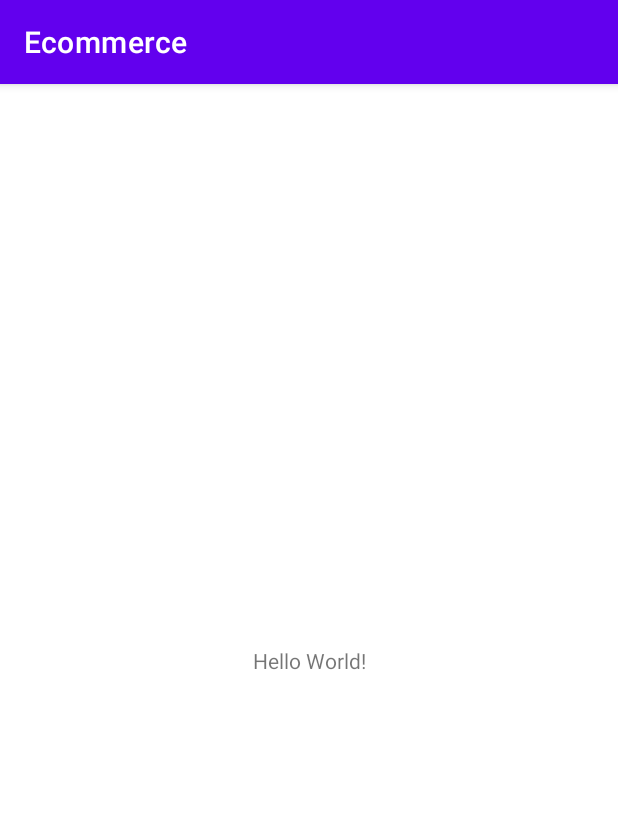
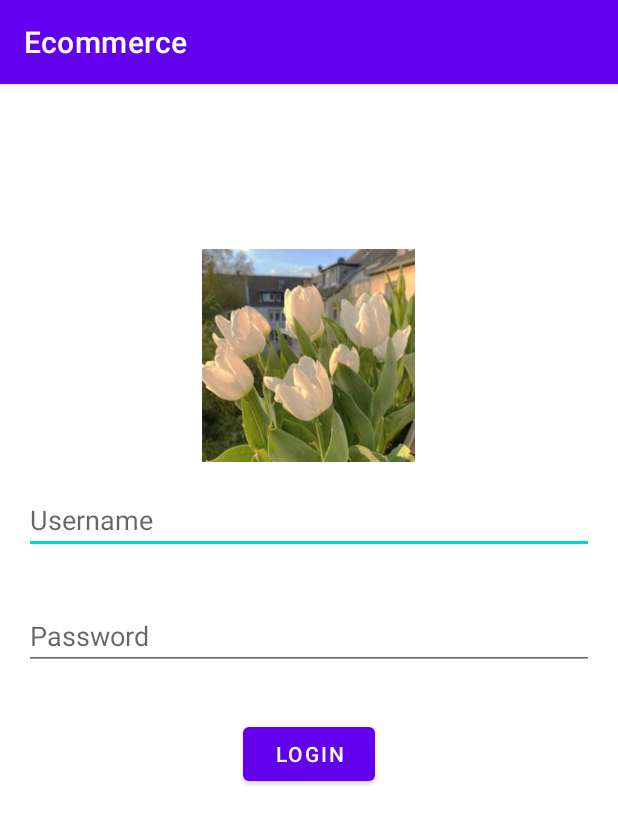
Before and after one commit to mkamar17/ecommerce_app, an Android app: the screen it shows after launch (MainActivity), on a phone screen of 412 x 824 dp. Shown: the top 824 px of the screen. Run offline under Robolectric (Android 15) with nearby library versions, the phone set to English and light mode, and no system bars.

Commit message:
updated commit

```diff
--- a/app/src/main/java/com/maryam/ecommerce/LoginActivity.java
+++ b/app/src/main/java/com/maryam/ecommerce/LoginActivity.java
@@ -1,2 +1,7 @@
-package com.maryam.ecommerce;public class LoginActivity {
+package com.maryam.ecommerce;
+
+public class LoginActivity {
+    //
+
+
 }
--- a/app/src/main/java/com/maryam/ecommerce/MainActivity.java
+++ b/app/src/main/java/com/maryam/ecommerce/MainActivity.java
@@ -9,6 +9,6 @@ public class MainActivity extends AppCompatActivity {
     @Override
     protected void onCreate(Bundle savedInstanceState) {
         super.onCreate(savedInstanceState);
-        setContentView(R.layout.activity_main);
+        setContentView(R.layout.activity_login);
     }
 }
--- a/app/src/main/java/com/maryam/ecommerce/Shopper.java
+++ b/app/src/main/java/com/maryam/ecommerce/Shopper.java
@@ -1,2 +1,16 @@
-package com.maryam.ecommerce;public class Shopper {
+package com.maryam.ecommerce;
+
+public class Shopper {
+
+    String username;
+    String password;
+
+    public Shopper(String username, String password){
+        this.username = username;
+        this.password = password;
+    }
+
+    public boolean isValid(String username, String password){
+        return true;
+    }
 }
--- a/app/src/main/res/layout/activity_login.xml
+++ b/app/src/main/res/layout/activity_login.xml
@@ -1,6 +1,45 @@
 <?xml version="1.0" encoding="utf-8"?>
-<androidx.constraintlayout.widget.ConstraintLayout xmlns:android="http://schemas.android.com/apk/res/android"
-             android:layout_width="match_parent"
-             android:layout_height="match_parent">
+<RelativeLayout xmlns:android="http://schemas.android.com/apk/res/android"
+    xmlns:app="http://schemas.android.com/apk/res-auto"
+    xmlns:tools="http://schemas.android.com/tools"
+    android:layout_width="match_parent"
+    android:layout_height="match_parent"
+    android:paddingTop="100dp"
+    tools:context=".MainActivity">
 
-</androidx.constraintlayout.widget.ConstraintLayout>
+    <ImageView
+        android:id="@+id/imageView"
+        android:layout_width="1400dp"
+        android:layout_height="142dp"
+        android:layout_centerHorizontal="true"
+        android:layout_marginStart="130dp"
+        android:layout_marginTop="10dp"
+        app:srcCompat="@drawable/flowers" />
+
+    <EditText
+        android:id="@+id/usernameEditText"
+        android:layout_width="match_parent"
+        android:layout_height="wrap_content"
+        android:layout_below="@id/imageView"
+        android:hint="Username"
+        android:layout_margin="16dp"/>
+
+    <EditText
+        android:id="@+id/passwordEditText"
+        android:layout_width="match_parent"
+        android:layout_height="wrap_content"
+        android:hint="Password"
+        android:layout_below="@id/usernameEditText"
+        android:layout_margin="16dp"
+        android:inputType="textPassword"/>
+
+    <Button
+        android:id="@+id/loginButton"
+        android:layout_width="wrap_content"
+        android:layout_height="wrap_content"
+        android:text="Login"
+        android:layout_below="@id/passwordEditText"
+        android:layout_centerHorizontal="true"
+        android:layout_marginTop="16dp"/>
+
+</RelativeLayout>
```
